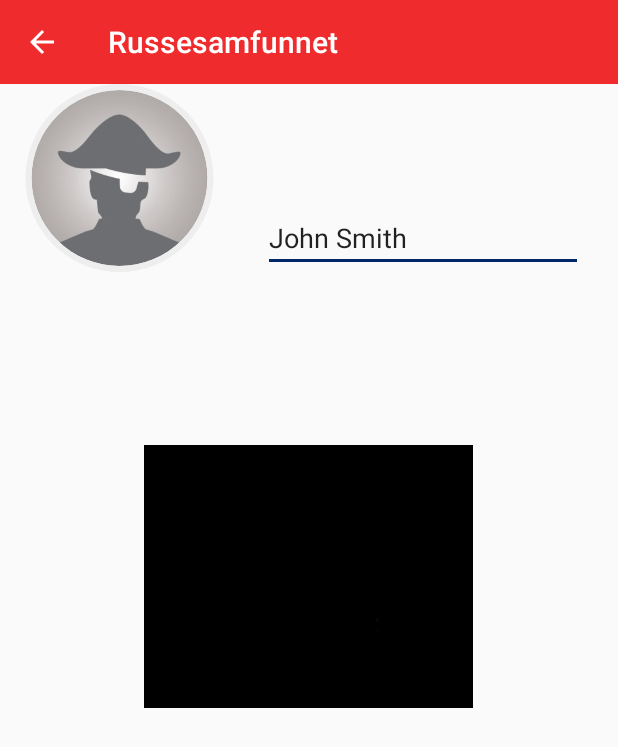
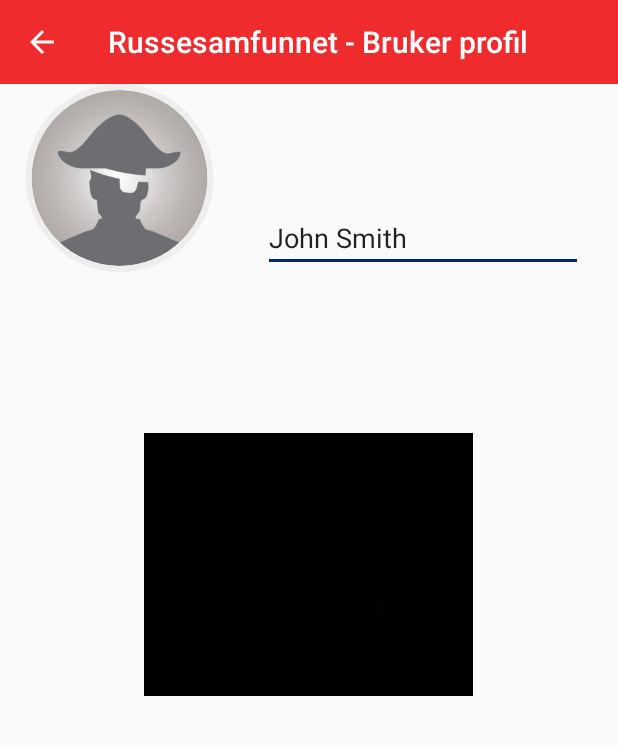
Before and after one commit to UnnamedSoftware/Russesamfunnet.no---Android, an Android app: the Feed screen opened directly, with no data from a screen before it, in the side drawer, after a tap on "Bruker Profil", on a phone screen of 412 x 824 dp. Shown: the top 747 px of the screen. Run offline under Robolectric (Android 15) with nearby library versions, the phone set to English and light mode, and no system bars; plain views replace CircularImageView.

Commit message:
Added title tp User profile, feed, and scoreboard

```diff
--- a/app/src/main/java/com/unnamedsoftware/russesamfunnet/Feed.java
+++ b/app/src/main/java/com/unnamedsoftware/russesamfunnet/Feed.java
@@ -33,6 +33,7 @@ public class Feed extends AppCompatActivity {
 
         toolbar = findViewById(R.id.toolbar);
         setSupportActionBar(toolbar);
+        getSupportActionBar().setTitle("Russesamfunnet - Feed");
 
         drawerLayout = findViewById(R.id.navigationDrawer);
         drawerToggle = setUpDrawerToggle();
--- a/app/src/main/java/com/unnamedsoftware/russesamfunnet/Scoreboard.java
+++ b/app/src/main/java/com/unnamedsoftware/russesamfunnet/Scoreboard.java
@@ -20,6 +20,7 @@ public class Scoreboard extends AppCompatActivity
 
         Toolbar toolbar = findViewById(R.id.toolbar);
         setSupportActionBar(toolbar);
+        getSupportActionBar().setTitle("Russesamfunnet - Scoreboard");
 
         getSupportActionBar().setDisplayHomeAsUpEnabled(true);
         getSupportActionBar().setDisplayShowHomeEnabled(true);
--- a/app/src/main/java/com/unnamedsoftware/russesamfunnet/UserProfile.java
+++ b/app/src/main/java/com/unnamedsoftware/russesamfunnet/UserProfile.java
@@ -20,6 +20,7 @@ public class UserProfile extends AppCompatActivity
 
         Toolbar toolbar = findViewById(R.id.toolbar);
         setSupportActionBar(toolbar);
+        getSupportActionBar().setTitle("Russesamfunnet - Bruker profil");
 
         getSupportActionBar().setDisplayHomeAsUpEnabled(true);
         getSupportActionBar().setDisplayShowHomeEnabled(true);
--- a/app/src/main/res/layout/activity_user_profile.xml
+++ b/app/src/main/res/layout/activity_user_profile.xml
@@ -37,7 +37,7 @@
         android:layout_marginStart="8dp"
         android:layout_marginTop="136dp"
         android:ems="10"
-        android:inputType="textPersonName"
+        android:inputType="none"
         android:text="John Smith"
         app:layout_constraintEnd_toEndOf="parent"
         app:layout_constraintHorizontal_bias="0.615"
@@ -68,12 +68,12 @@
         android:layout_marginBottom="8dp"
         android:layout_marginEnd="8dp"
         android:layout_marginStart="8dp"
-        android:layout_marginTop="24dp"
+        android:layout_marginTop="8dp"
         app:layout_constraintBottom_toTopOf="@+id/scrollView2"
         app:layout_constraintEnd_toEndOf="parent"
         app:layout_constraintHorizontal_bias="0.482"
         app:layout_constraintStart_toStartOf="parent"
-        app:layout_constraintTop_toBottomOf="@+id/editText"
+        app:layout_constraintTop_toBottomOf="@+id/circularImageView"
         app:layout_constraintVertical_bias="0.491"
         app:srcCompat="@drawable/r_card" />
 
```
